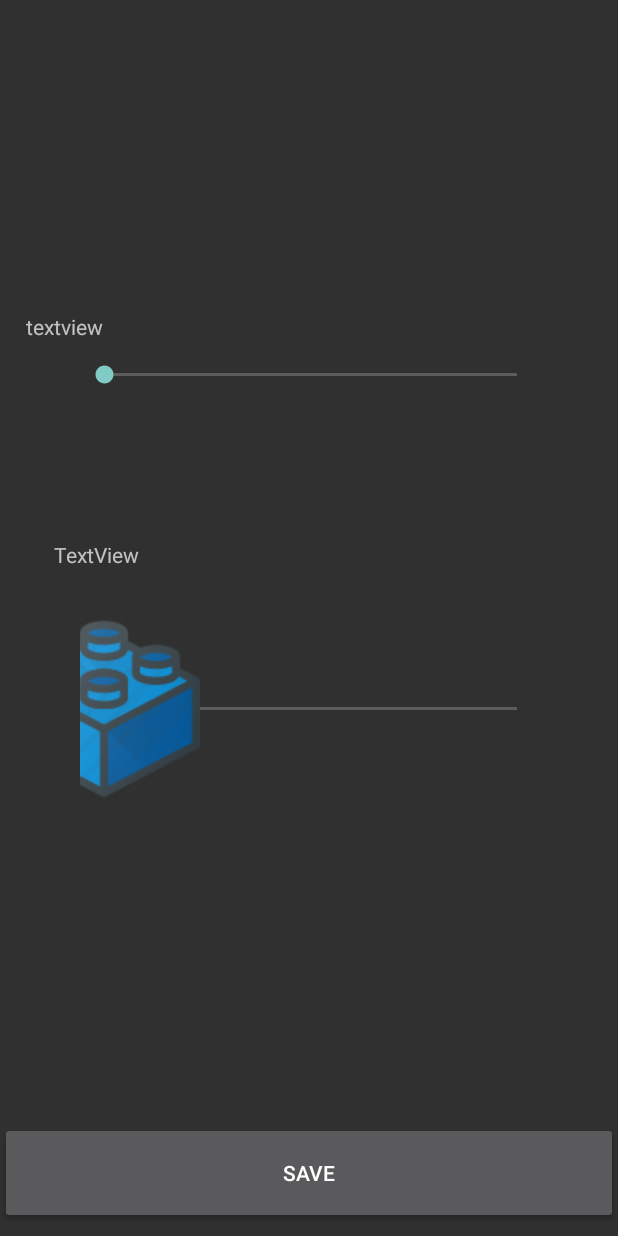
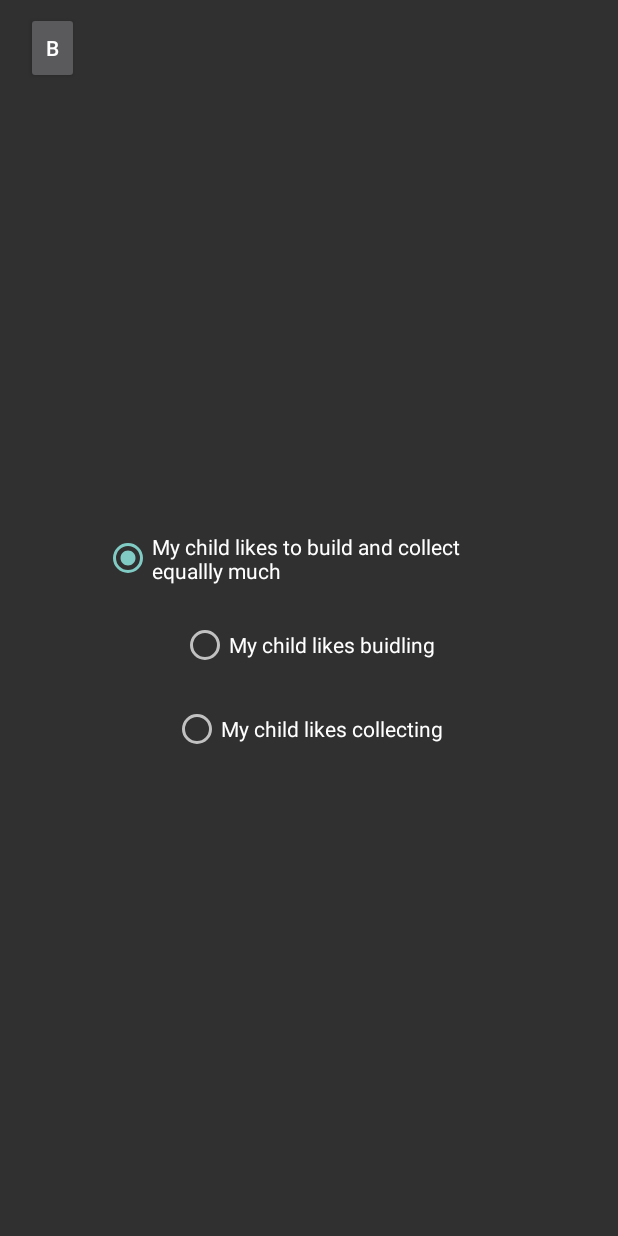
Before and after one commit to MortenLinnet/BennyApp, an Android app: the layout activity_level_of_difficulty.xml on its own in the app's theme, with its tools: preview values and no code run, on a phone screen of 412 x 824 dp. Run offline under Robolectric (Android 15) with nearby library versions, the phone set to English and light mode, and no system bars.

Commit message:
Håber det virker

```diff
--- a/app/src/main/java/com/example/morte/bennyapp/LoggingData.java
+++ b/app/src/main/java/com/example/morte/bennyapp/LoggingData.java
@@ -222,6 +222,7 @@ public class LoggingData extends AppCompatActivity {
 
         }**/ catch (FileNotFoundException e) {
             e.printStackTrace();
+
         } catch (StreamCorruptedException e) {
             e.printStackTrace();
         }/** catch (ClassNotFoundException e) {
--- a/app/src/main/java/com/example/morte/bennyapp/Settings.java
+++ b/app/src/main/java/com/example/morte/bennyapp/Settings.java
@@ -73,4 +73,10 @@ public class Settings extends AppCompatActivity {
         Intent i = new Intent(this, LoggingData.class);
         startActivity(i);
     }
+
+    public void openMortenactiivty(View view) {
+
+        Intent i = new Intent(this, Introduction.class);
+        startActivity(i);
+    }
 }
--- /dev/null
+++ b/app/src/main/res/drawable/styleforconstrain.xml
@@ -0,0 +1,6 @@
+<?xml version="1.0" encoding="utf-8"?>
+
+<shape xmlns:android="http://schemas.android.com/apk/res/android"
+android:shape="rectangle">
+
+</shape>
--- a/app/src/main/res/layout/activity_level_of_difficulty.xml
+++ b/app/src/main/res/layout/activity_level_of_difficulty.xml
@@ -6,79 +6,102 @@
     android:layout_height="match_parent"
     tools:context="com.example.morte.bennyapp.LevelOfDifficulty">
 
-    <SeekBar
-        android:id="@+id/SbBuild"
-        android:layout_width="307dp"
-        android:layout_height="130dp"
+
+    <RadioGroup
+        android:id="@+id/radiogroup"
+        android:layout_width="288dp"
+        android:layout_height="wrap_content"
         android:layout_marginBottom="8dp"
         android:layout_marginEnd="8dp"
         android:layout_marginStart="8dp"
         android:layout_marginTop="8dp"
-        app:layout_constraintBottom_toTopOf="@+id/SbCollect"
+        android:gravity="center"
+        app:layout_constraintBottom_toBottomOf="parent"
         app:layout_constraintEnd_toEndOf="parent"
-        app:layout_constraintHorizontal_bias="0.508"
+        app:layout_constraintHorizontal_bias="0.495"
         app:layout_constraintStart_toStartOf="parent"
-        app:layout_constraintTop_toTopOf="parent"
-        app:layout_constraintVertical_bias="0.678" />
+        app:layout_constraintTop_toTopOf="parent">
 
-    <SeekBar
-        android:id="@+id/SbCollect"
-        android:layout_width="307dp"
-        android:layout_height="130dp"
-        android:layout_marginEnd="8dp"
-        android:layout_marginStart="8dp"
-        android:thumb="@drawable/legobrick"
-        android:layout_marginTop="408dp"
-        app:layout_constraintEnd_toEndOf="parent"
-        app:layout_constraintHorizontal_bias="0.508"
-        app:layout_constraintStart_toStartOf="parent"
-        app:layout_constraintTop_toTopOf="parent" />
+        <RadioButton
+            android:id="@+id/radioOne"
+            android:layout_width="wrap_content"
+            android:layout_height="wrap_content"
+            android:layout_marginEnd="8dp"
+            android:layout_marginStart="8dp"
+            android:layout_marginTop="40dp"
+            android:onClick="CheckButton"
+            android:checked="true"
+            android:text="My child likes to build and collect equallly much"
+            app:layout_constraintEnd_toEndOf="parent"
+            app:layout_constraintStart_toStartOf="parent"
+            app:layout_constraintTop_toTopOf="parent" />
 
-    <TextView
-        android:id="@+id/TwBuild"
-        android:layout_width="175dp"
-        android:layout_height="43dp"
+        <RadioButton
+            android:id="@+id/radioTwo"
+            android:layout_width="wrap_content"
+            android:layout_height="wrap_content"
+            android:layout_marginEnd="8dp"
+            android:layout_marginStart="8dp"
+            android:layout_marginTop="24dp"
+            android:onClick="CheckButton"
+            android:text="My child likes buidling"
+            app:layout_constraintEnd_toEndOf="parent"
+            app:layout_constraintStart_toStartOf="parent"
+            tools:layout_editor_absoluteY="101dp" />
+
+        <RadioButton
+            android:id="@+id/radioThree"
+            android:layout_width="wrap_content"
+            android:layout_height="wrap_content"
+            android:layout_marginBottom="8dp"
+            android:layout_marginEnd="8dp"
+            android:layout_marginStart="8dp"
+            android:layout_marginTop="24dp"
+            android:onClick="CheckButton"
+            android:text="My child likes collecting"
+            app:layout_constraintBottom_toBottomOf="parent"
+            app:layout_constraintEnd_toEndOf="parent"
+            app:layout_constraintStart_toStartOf="parent"
+            app:layout_constraintTop_toBottomOf="@+id/radioButton2"
+            app:layout_constraintVertical_bias="0.0" />
+
+    </RadioGroup>
+
+    <Button
+        android:id="@+id/SavePlayValue"
+        android:layout_width="160dp"
+        android:layout_height="74dp"
         android:layout_marginBottom="8dp"
         android:layout_marginEnd="8dp"
         android:layout_marginStart="8dp"
-        android:layout_marginTop="192dp"
-        android:text="textview"
+        android:layout_marginTop="8dp"
+        android:alpha="0"
+        android:enabled="false"
+        android:onClick="SaveClick"
+        android:background="@drawable/bennymainstartbutton"
+        android:backgroundTint="#00FF00"
+        android:text="GoPlay"
         app:layout_constraintBottom_toBottomOf="parent"
         app:layout_constraintEnd_toEndOf="parent"
-        app:layout_constraintHorizontal_bias="0.041"
         app:layout_constraintStart_toStartOf="parent"
-        app:layout_constraintTop_toTopOf="parent"
-        app:layout_constraintVertical_bias="0.027" />
+        app:layout_constraintTop_toBottomOf="@+id/try2" />
 
-    <TextView
-        android:id="@+id/TwCollect"
-        android:layout_width="173dp"
-        android:layout_height="50dp"
+    <Button
+        android:id="@+id/ReturnClick"
+        android:layout_width="35dp"
+        android:layout_height="wrap_content"
         android:layout_marginBottom="8dp"
-        android:layout_marginEnd="192dp"
+        android:layout_marginEnd="8dp"
         android:layout_marginStart="8dp"
-        android:layout_marginTop="360dp"
-        android:text="TextView"
+        android:layout_marginTop="8dp"
+        android:text="B"
+        android:onClick="Return"
         app:layout_constraintBottom_toBottomOf="parent"
         app:layout_constraintEnd_toEndOf="parent"
-        app:layout_constraintHorizontal_bias="0.727"
+        app:layout_constraintHorizontal_bias="0.026"
         app:layout_constraintStart_toStartOf="parent"
         app:layout_constraintTop_toTopOf="parent"
         app:layout_constraintVertical_bias="0.0" />
 
-    <Button
-        android:id="@+id/SaveButton"
-        android:layout_width="match_parent"
-        android:layout_height="68dp"
-        android:layout_marginBottom="8dp"
-        android:layout_marginTop="8dp"
-        android:text="Save"
-        android:onClick="Save"
-        app:layout_constraintBottom_toBottomOf="parent"
-        app:layout_constraintEnd_toEndOf="parent"
-        app:layout_constraintHorizontal_bias="0.0"
-        app:layout_constraintStart_toStartOf="parent"
-        app:layout_constraintTop_toTopOf="parent"
-        app:layout_constraintVertical_bias="1.0" />
 
 </android.support.constraint.ConstraintLayout>
```
Also changed, not shown: app/src/main/AndroidManifest.xml (+5 -4 lines), app/src/main/java/com/example/morte/bennyapp/BennyMain.java (+11 -5 lines), app/src/main/java/com/example/morte/bennyapp/Introduction.java (added, +137 -0 lines), app/src/main/java/com/example/morte/bennyapp/LevelOfDifficulty.java (+166 -7 lines), app/src/main/res/layout/activity_benny_main.xml (+23 -12 lines), app/src/main/res/layout/activity_introduction.xml (added, +96 -0 lines), app/src/main/res/layout/activity_settings.xml (+17 -0 lines), app/src/main/res/drawable/bennymand.png (renamed from app/src/main/res/drawable/bennyMand.png).
